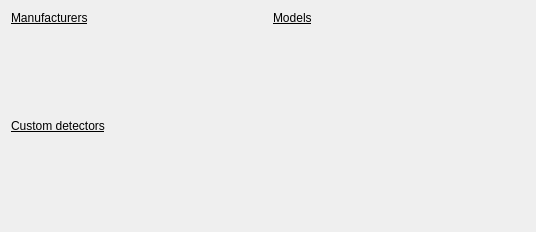
Qt form pyFAI/resources/gui/detector-selection-drop.ui (silx-kit/pyFAI) before a commit.
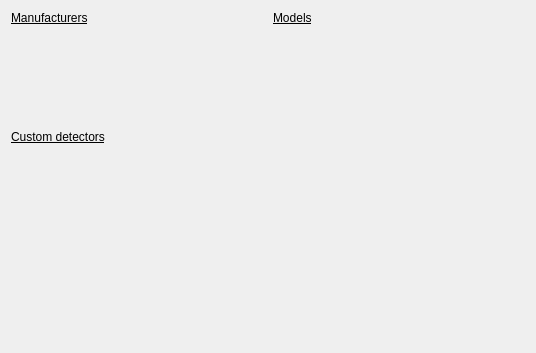
The same form after that commit.

Commit message: Fix layout and exclusivity between manufacturer and custom detectors

The edit to the form file:
```diff
--- a/pyFAI/resources/gui/detector-selection-drop.ui
+++ b/pyFAI/resources/gui/detector-selection-drop.ui
@@ -7,7 +7,7 @@
     <x>0</x>
     <y>0</y>
     <width>536</width>
-    <height>232</height>
+    <height>353</height>
    </rect>
   </property>
   <property name="sizePolicy">
@@ -22,7 +22,7 @@
   <layout class="QHBoxLayout" name="horizontalLayout" stretch="0,1">
    <item>
     <widget class="QWidget" name="widget" native="true">
-     <layout class="QVBoxLayout" name="verticalLayout">
+     <layout class="QVBoxLayout" name="verticalLayout" stretch="0,1,0,0,0,0">
       <property name="margin">
        <number>0</number>
       </property>
@@ -47,7 +47,7 @@
       <item>
        <widget class="QListView" name="_manufacturerList">
         <property name="sizePolicy">
-         <sizepolicy hsizetype="Fixed" vsizetype="Expanding">
+         <sizepolicy hsizetype="Maximum" vsizetype="Expanding">
           <horstretch>0</horstretch>
           <verstretch>0</verstretch>
          </sizepolicy>
@@ -60,8 +60,8 @@
         <property name="frameShape">
          <enum>QFrame::NoFrame</enum>
         </property>
-        <property name="textElideMode">
-         <enum>Qt::ElideNone</enum>
+        <property name="editTriggers">
+         <set>QAbstractItemView::NoEditTriggers</set>
         </property>
         <property name="uniformItemSizes">
          <bool>true</bool>
@@ -105,7 +105,7 @@
       <item>
        <widget class="QListView" name="_customList">
         <property name="sizePolicy">
-         <sizepolicy hsizetype="Expanding" vsizetype="Maximum">
+         <sizepolicy hsizetype="Maximum" vsizetype="Fixed">
           <horstretch>0</horstretch>
           <verstretch>0</verstretch>
          </sizepolicy>
```
Left out of the diff: 10 changed lines with no effect on the pictures. The commit also changes 1 other file.
